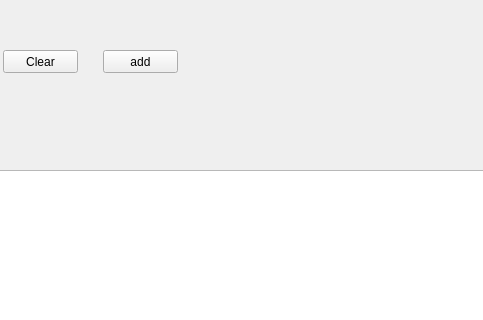
Above: relay/timerwnd.ui from jpcstpj7281/gameseer before the change; both pictures show x 317 to 800 and y 0 to 320 of the 800 by 600 pixel window. Below: the same form after it.
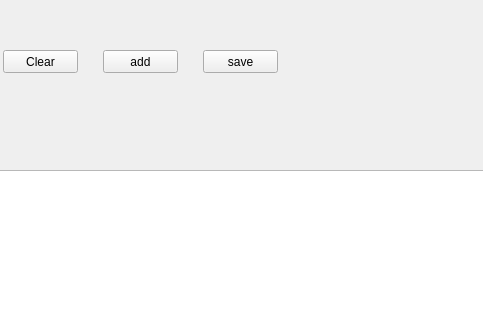
That is the form after the change.

```diff
--- a/relay/timerwnd.ui
+++ b/relay/timerwnd.ui
@@ -68,6 +68,19 @@
     <string>add</string>
    </property>
   </widget>
+  <widget class="QPushButton" name="btnSave">
+   <property name="geometry">
+    <rect>
+     <x>520</x>
+     <y>50</y>
+     <width>75</width>
+     <height>23</height>
+    </rect>
+   </property>
+   <property name="text">
+    <string>save</string>
+   </property>
+  </widget>
  </widget>
  <resources/>
  <connections/>
```
